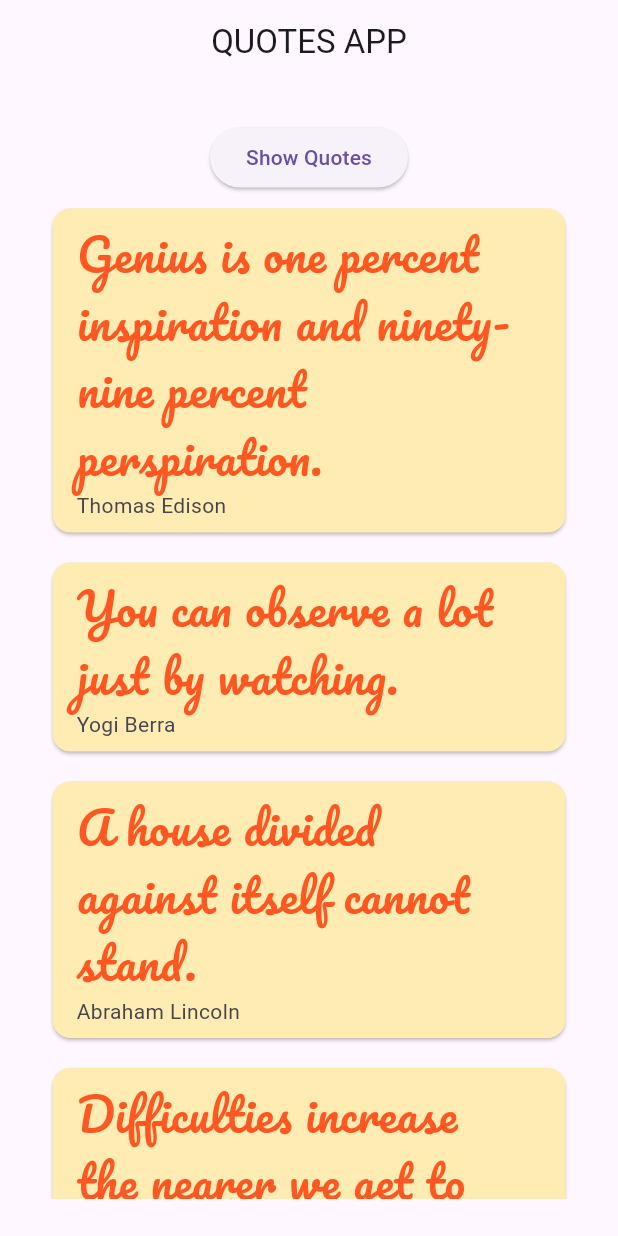
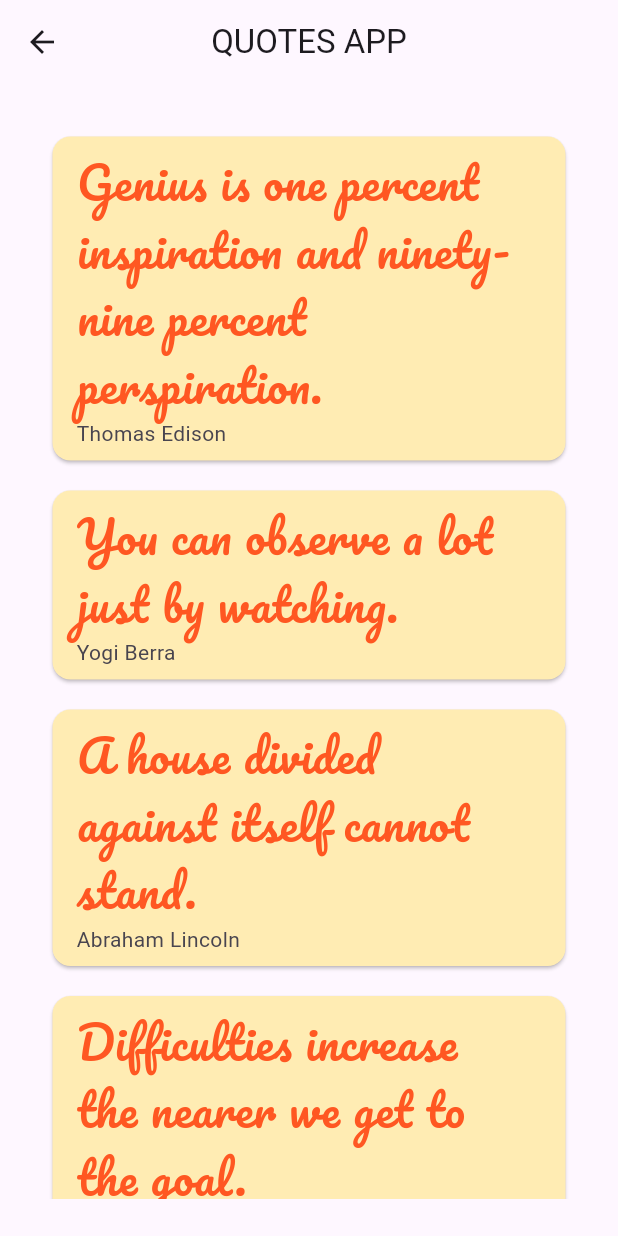
Before and after one commit to krishanwalia30/Quotes-App, a Flutter app: the screen it shows after launch, after a tap on "Show Quotes", on a phone screen of 412 x 824 dp. Run offline on Flutter 3.47's test engine with Material 2 defaults, Android fonts, the phone set to English and light mode, and no system bars; our stand-ins replace google_fonts; network calls fail.

Commit message:
Added Drawer, Home Page, Quotes Page

```diff
--- a/lib/homePage.dart
+++ b/lib/homePage.dart
@@ -1,8 +1,6 @@
-import 'dart:convert';
-import 'package:google_fonts/google_fonts.dart';
-import 'package:flutter/cupertino.dart';
 import 'package:flutter/material.dart';
-import 'package:flutter/services.dart';
+import 'package:quotes_app/utils/routes.dart';
+import 'package:quotes_app/widgets/drawer.dart';
 
 class HomePage extends StatefulWidget {
   const HomePage({Key? key}) : super(key: key);
@@ -12,17 +10,6 @@ class HomePage extends StatefulWidget {
 }
 
 class _HomePageState extends State<HomePage> {
-  List _items = [];
-
-  // Fetch content from the json file
-  Future<void> readJson() async {
-    final String response = await rootBundle.loadString('assets/sample.json');
-    final data = await json.decode(response);
-    setState(() {
-      _items = data["items"];
-    });
-  }
-
   @override
   Widget build(BuildContext context) {
     return Scaffold(
@@ -33,43 +20,18 @@ class _HomePageState extends State<HomePage> {
         ),
       ),
       body: Padding(
-        padding: const EdgeInsets.all(25),
+        padding: const EdgeInsets.all(16),
         child: Column(
           children: [
             ElevatedButton(
-              onPressed: readJson,
-              child: const Text('Show Quotes'),
-            ),
-
-            // Display the data loaded from sample.json
-            _items.isNotEmpty
-                ? Expanded(
-                    child: ListView.builder(
-                      itemCount: _items.length,
-                      itemBuilder: (context, index) {
-                        return Card(
-                          key: ValueKey(_items[index]["id"]),
-                          margin: const EdgeInsets.all(10),
-                          color: Colors.amber.shade100,
-                          child: ListTile(
-                            // leading: Text(_items[index]["id"]),
-                            title: Text(
-                              _items[index]["description"],
-                              style: GoogleFonts.pacifico(
-                                color: Colors.deepOrange,
-                                fontSize: 30,
-                              ),
-                            ),
-                            subtitle: Text(_items[index]["name"]),
-                          ),
-                        );
-                      },
-                    ),
-                  )
-                : Container()
+                onPressed: () {
+                  Navigator.pushNamed(context, MyRoutes.quotesRoute);
+                },
+                child: const Text('Show Quotes'))
           ],
         ),
       ),
+      drawer: MyDrawer(),
     );
   }
 }
--- a/lib/main.dart
+++ b/lib/main.dart
@@ -2,6 +2,8 @@ import 'package:flutter/material.dart';
 import 'dart:convert';
 
 import 'package:flutter/services.dart';
+import 'package:quotes_app/quotesPage.dart';
+import 'package:quotes_app/utils/routes.dart';
 
 import 'homePage.dart';
 
@@ -23,6 +25,7 @@ class MyApp extends StatelessWidget {
         primarySwatch: Colors.blue,
       ),
       home: const HomePage(),
+      routes: {MyRoutes.quotesRoute: ((context) => QuotesPage())},
     );
   }
 }
--- /dev/null
+++ b/lib/quotesPage.dart
@@ -0,0 +1,84 @@
+import 'dart:convert';
+
+import 'package:flutter/material.dart';
+import 'package:flutter/services.dart';
+import 'package:google_fonts/google_fonts.dart';
+
+class QuotesPage extends StatefulWidget {
+  const QuotesPage({super.key});
+
+  @override
+  State<QuotesPage> createState() => _QuotesPageState();
+}
+
+class _QuotesPageState extends State<QuotesPage> {
+  List _items = [];
+
+  @override
+  void initState() {
+    // TODO: implement initState
+    super.initState();
+    readJson();
+  }
+
+  // Fetch content from the json file
+  Future<void> readJson() async {
+    final String response = await rootBundle.loadString('assets/sample.json');
+    final data = await json.decode(response);
+    setState(() {
+      _items = data["items"];
+    });
+  }
+
+  @override
+  Widget build(BuildContext context) {
+    return Scaffold(
+      appBar: AppBar(
+        centerTitle: true,
+        title: const Text(
+          'QUOTES APP',
+        ),
+      ),
+      body: Padding(
+        padding: const EdgeInsets.all(25),
+        child: Column(
+          children: [
+            // This Button was used to call the function readJson
+            // and now that pupose is served by overriding void init function
+            // ElevatedButton(
+            //   onPressed: readJson,
+            //   child: const Text('Show Quotes'),
+            // ),
+
+            // Display the data loaded from sample.json
+            _items.isNotEmpty
+                ? Expanded(
+                    child: ListView.builder(
+                      itemCount: _items.length,
+                      itemBuilder: (context, index) {
+                        return Card(
+                          key: ValueKey(_items[index]["id"]),
+                          margin: const EdgeInsets.all(10),
+                          color: Colors.amber.shade100,
+                          child: ListTile(
+                            // leading: Text(_items[index]["id"]),
+                            title: Text(
+                              _items[index]["description"],
+                              style: GoogleFonts.pacifico(
+                                color: Colors.deepOrange,
+                                fontSize: 30,
+                              ),
+                            ),
+                            subtitle: Text(_items[index]["name"]),
+                          ),
+                        );
+                      },
+                    ),
+                  )
+                : Container()
+          ],
+        ),
+      ),
+    );
+  }
+}
--- /dev/null
+++ b/lib/utils/routes.dart
@@ -0,0 +1,3 @@
+class MyRoutes {
+  static String quotesRoute = '/quotespage';
+}
--- /dev/null
+++ b/lib/widgets/drawer.dart
@@ -0,0 +1,79 @@
+import 'package:flutter/cupertino.dart';
+import 'package:flutter/material.dart';
+
+class MyDrawer extends StatelessWidget {
+  // context is basically the element we have to use to render on the app page.
+  // widget tree=> element tree => render tree,
+  @override
+  Widget build(BuildContext context) {
+    const imgUrl =
+        "https://jnvetah-alumni.in/wp-content/uploads/jet-engine-forms/1/2021/09/undraw_profile_pic_ic5t-1.png";
+    return Drawer(
+      child: Container(
+        color: Colors.amber,
+        child: ListView(children: const [
+          DrawerHeader(
+              padding: EdgeInsets.zero,
+              child: UserAccountsDrawerHeader(
+                decoration: BoxDecoration(color: Colors.amber),
+                margin: EdgeInsets.zero,
+                accountName: const Text('Krishan Walia'),
+                accountEmail: const Text('krishanw30@gmail.com'),
+                // currentAccountPicture: Image.network(imgUrl),
+                currentAccountPicture: CircleAvatar(
+                  backgroundImage: NetworkImage(imgUrl),
+                ),
+              )),
+          ListTile(
+            iconColor: Colors.white,
+            textColor: Colors.white,
+            leading: Icon(
+              CupertinoIcons.home,
+              size: 33.0,
+            ),
+            title: Text(
+              "Home",
+              textScaleFactor: 1.2,
+            ),
+          ),
+          ListTile(
+            iconColor: Colors.white,
+            textColor: Colors.white,
+            leading: Icon(
+              CupertinoIcons.moon_circle,
+              size: 33.0,
+            ),
+            title: Text(
+              "DarkMode",
+              textScaleFactor: 1.2,
+            ),
+          ),
+          ListTile(
+            iconColor: Colors.white,
+            textColor: Colors.white,
+            leading: Icon(
+              CupertinoIcons.f_cursive_circle,
+              size: 33.0,
+            ),
+            title: Text(
+              "Feedback",
+              textScaleFactor: 1.2,
+            ),
+          ),
+          ListTile(
+            iconColor: Colors.white,
+            textColor: Colors.white,
+            leading: Icon(
+              CupertinoIcons.info,
+              size: 33.0,
+            ),
+            title: Text(
+              "About Us",
+              textScaleFactor: 1.2,
+            ),
+          )
+        ]),
+      ),
+    );
+  }
+}
```
